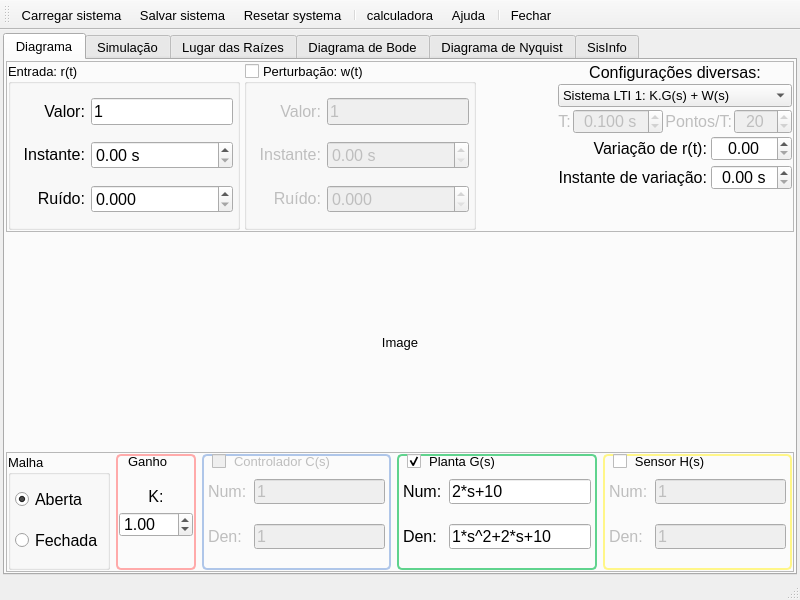
Before: the Qt Designer form MainWindow.ui in miguelmoreto/labcontrole, drawn with Qt 5.
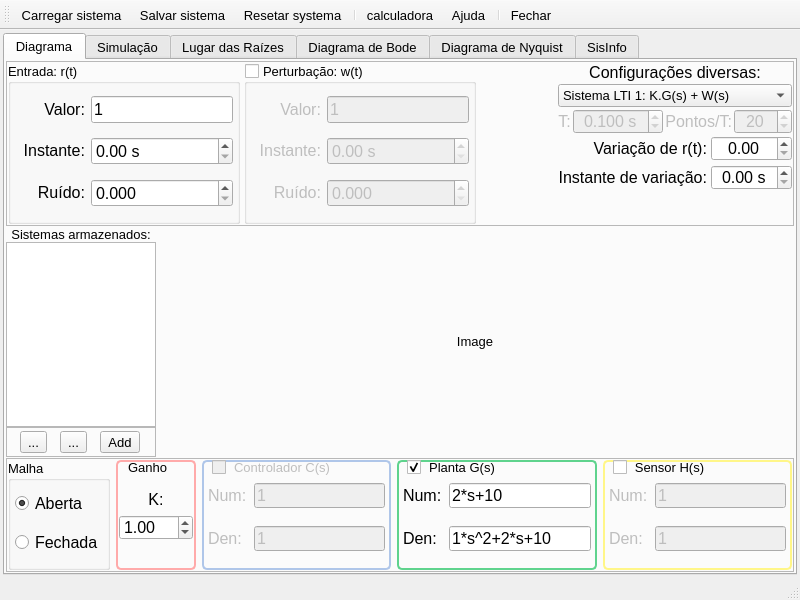
After: the same form once the commit is applied. Icons and pictures are not drawn. Custom widgets are drawn as their Qt base class.

The edit to the form file:
```diff
--- a/MainWindow.ui
+++ b/MainWindow.ui
@@ -1018,43 +1018,141 @@
          </widget>
         </item>
         <item>
-         <spacer name="verticalSpacer_21">
-          <property name="orientation">
-           <enum>Qt::Vertical</enum>
+         <layout class="QHBoxLayout" name="horizontalLayout_2" stretch="0,1">
+          <property name="spacing">
+           <number>0</number>
           </property>
-          <property name="sizeHint" stdset="0">
-           <size>
-            <width>20</width>
-            <height>40</height>
-           </size>
-          </property>
-         </spacer>
-        </item>
-        <item>
-         <widget class="QLabel" name="label">
-          <property name="frameShape">
-           <enum>QFrame::NoFrame</enum>
-          </property>
-          <property name="text">
-           <string>&lt;html&gt;&lt;head/&gt;&lt;body&gt;&lt;p&gt;Image&lt;/p&gt;&lt;/body&gt;&lt;/html&gt;</string>
-          </property>
-          <property name="alignment">
-           <set>Qt::AlignBottom|Qt::AlignHCenter</set>
-          </property>
-         </widget>
-        </item>
-        <item>
-         <spacer name="verticalSpacer_22">
-          <property name="orientation">
-           <enum>Qt::Vertical</enum>
-          </property>
-          <property name="sizeHint" stdset="0">
-           <size>
-            <width>20</width>
-            <height>40</height>
-           </size>
-          </property>
-         </spacer>
+          <item>
+           <layout class="QVBoxLayout" name="verticalLayout_SysList" stretch="0,1,0">
+            <item>
+             <widget class="QLabel" name="label_sys">
+              <property name="text">
+               <string>Sistemas armazenados:</string>
+              </property>
+              <property name="alignment">
+               <set>Qt::AlignCenter</set>
+              </property>
+             </widget>
+            </item>
+            <item>
+             <widget class="QListWidget" name="listSystem">
+              <property name="minimumSize">
+               <size>
+                <width>150</width>
+                <height>0</height>
+               </size>
+              </property>
+              <property name="maximumSize">
+               <size>
+                <width>150</width>
+                <height>16777215</height>
+               </size>
+              </property>
+             </widget>
+            </item>
+            <item>
+             <widget class="QFrame" name="frame_sys_btns">
+              <property name="minimumSize">
+               <size>
+                <width>0</width>
+                <height>30</height>
+               </size>
+              </property>
+              <property name="frameShape">
+               <enum>QFrame::StyledPanel</enum>
+              </property>
+              <property name="frameShadow">
+               <enum>QFrame::Raised</enum>
+              </property>
+              <layout class="QHBoxLayout" name="horizontalLayout_10">
+               <property name="spacing">
+                <number>0</number>
+               </property>
+               <property name="leftMargin">
+                <number>0</number>
+               </property>
+               <property name="topMargin">
+                <number>0</number>
+               </property>
+               <property name="rightMargin">
+                <number>0</number>
+               </property>
+               <property name="bottomMargin">
+                <number>0</number>
+               </property>
+               <item>
+                <widget class="QToolButton" name="btnSysAdd">
+                 <property name="toolTip">
+                  <string>Adiciona um novo sistema à lista, copiando os dados dos sistema atual.</string>
+                 </property>
+                 <property name="text">
+                  <string>...</string>
+                 </property>
+                 <property name="icon">
+                  <iconset resource="images.qrc">
+                   <normaloff>:/icons_UI/images/addsys.png</normaloff>:/icons_UI/images/addsys.png</iconset>
+                 </property>
+                </widget>
+               </item>
+               <item>
+                <widget class="QToolButton" name="btnSysRemove">
+                 <property name="toolTip">
+                  <string>Remove da lisa o sistema selecionado</string>
+                 </property>
+                 <property name="text">
+                  <string>...</string>
+                 </property>
+                 <property name="icon">
+                  <iconset resource="images.qrc">
+                   <normaloff>:/icons_UI/images/removesys.png</normaloff>:/icons_UI/images/removesys.png</iconset>
+                 </property>
+                </widget>
+               </item>
+               <item>
+                <widget class="QToolButton" name="btnSysClear">
+                 <property name="toolTip">
+                  <string>Limpa a lista de sistemas armazenados, mantendo apenas o sistema inicial.</string>
+                 </property>
+                 <property name="text">
+                  <string>Add</string>
+                 </property>
+                 <property name="icon">
+                  <iconset resource="images.qrc">
+                   <normaloff>:/icons_UI/images/refreshsys.png</normaloff>:/icons_UI/images/refreshsys.png</iconset>
+                 </property>
+                </widget>
+               </item>
+              </layout>
+             </widget>
+            </item>
+           </layout>
+          </item>
+          <item>
+           <widget class="QLabel" name="label">
+            <property name="sizePolicy">
+             <sizepolicy hsizetype="Expanding" vsizetype="Expanding">
+              <horstretch>0</horstretch>
+              <verstretch>0</verstretch>
+             </sizepolicy>
+            </property>
+            <property name="minimumSize">
+             <size>
+              <width>0</width>
+              <height>230</height>
+             </size>
+            </property>
+            <property name="frameShape">
+             <enum>QFrame::NoFrame</enum>
+            </property>
+            <property name="text">
+             <string>&lt;html&gt;&lt;head/&gt;&lt;body&gt;&lt;p&gt;Image&lt;/p&gt;&lt;/body&gt;&lt;/html&gt;</string>
+            </property>
+            <property name="alignment">
+             <set>Qt::AlignCenter</set>
+            </property>
+           </widget>
+          </item>
+         </layout>
         </item>
         <item>
          <widget class="QFrame" name="frameSis">
@@ -1969,8 +2067,20 @@
        <attribute name="title">
         <string>Simulação</string>
        </attribute>
-       <layout class="QHBoxLayout" name="horizontalLayout_2">
-        <property name="margin">
+       <layout class="QVBoxLayout" name="verticalLayout_12">
+        <property name="spacing">
+         <number>4</number>
+        </property>
+        <property name="leftMargin">
+         <number>4</number>
+        </property>
+        <property name="topMargin">
+         <number>4</number>
+        </property>
+        <property name="rightMargin">
+         <number>4</number>
+        </property>
+        <property name="bottomMargin">
          <number>4</number>
         </property>
         <item>
```
Left out of the diff: 572 changed lines with no effect on the pictures.
